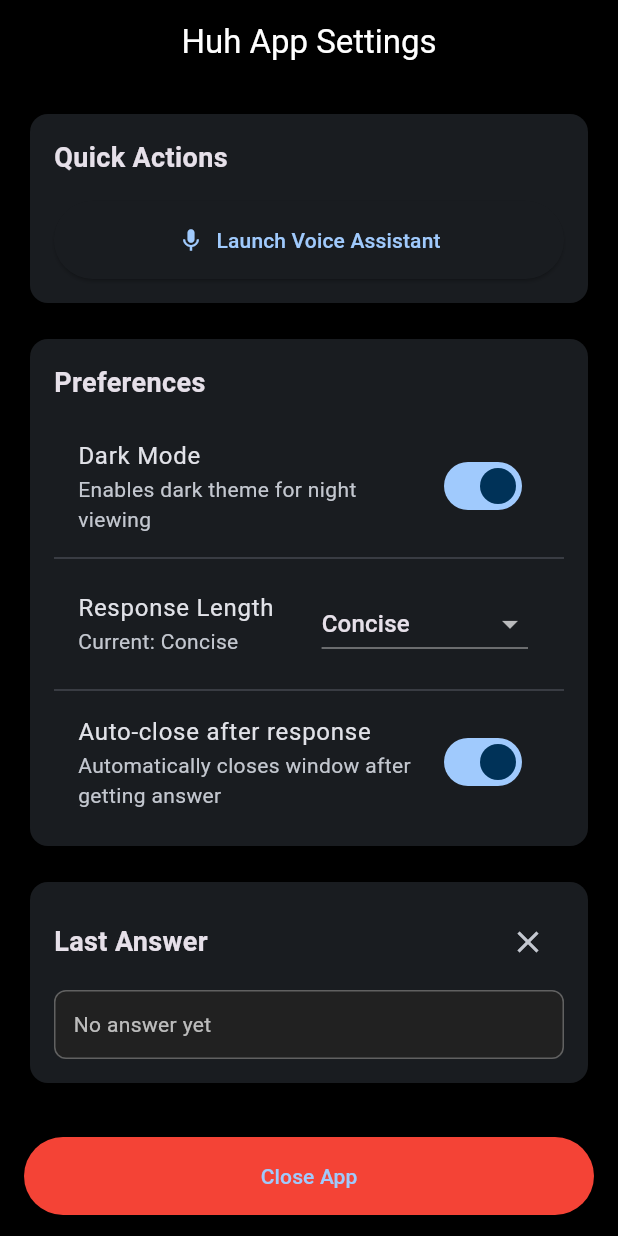
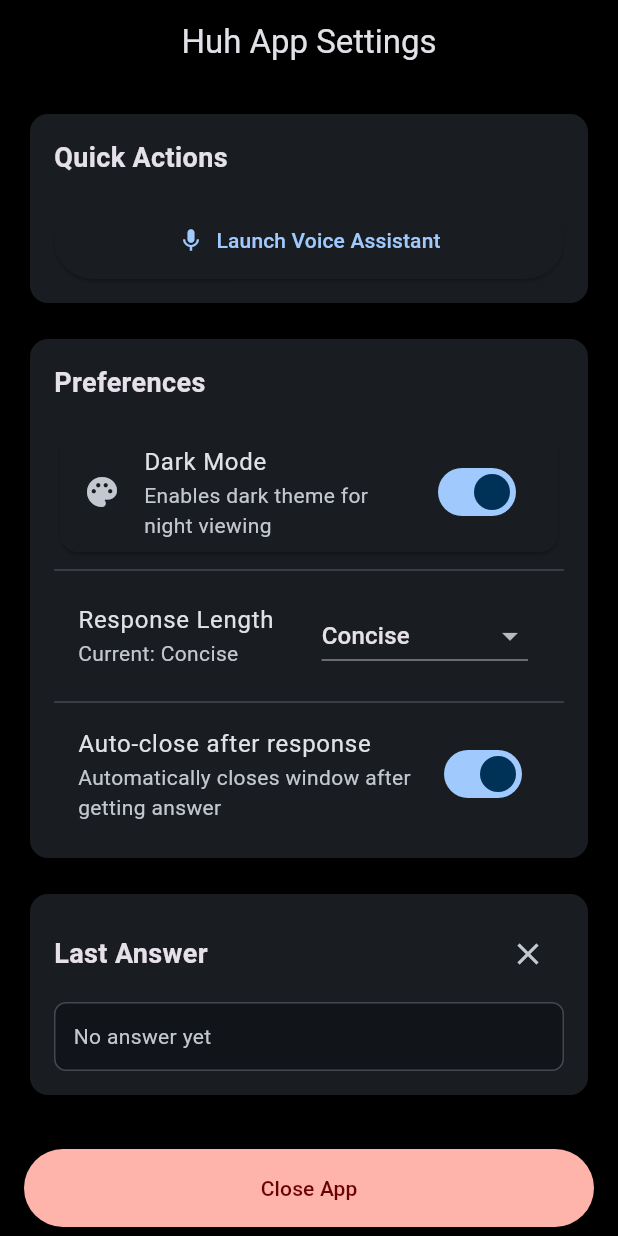
Before and after one commit to aeolis-dev/huh-app, a Flutter app: the screen it shows after launch, on a phone screen of 412 x 824 dp. Run offline on Flutter 3.47's test engine with Material 3 defaults, Android fonts, the light colour scheme and no system bars; our stand-ins replace flutter_riverpod, riverpod_annotation, shared_preferences, speech_to_text; missing offline and left inert: flutter_overlay_window; generated files the repository leaves out were written again.

Commit message:
Implemented dark/light mode toggle.

```diff
--- a/lib/main.dart
+++ b/lib/main.dart
@@ -1,9 +1,10 @@
 import 'package:flutter/material.dart';
 import 'package:flutter_riverpod/flutter_riverpod.dart';
 
-
 import 'presentation/screens/floating_window.dart';
 import 'presentation/screens/settings_screen.dart';
+import 'presentation/theme/app_theme.dart';
+import 'domain/providers/settings_provider.dart';
 
 /// Entry point for the main app - shows settings screen
 void main() {
@@ -27,43 +28,40 @@ void overlayMain() {
 }
 
 /// Main app that shows when the user wants to access settings
-class MainApp extends StatelessWidget {
+class MainApp extends ConsumerWidget {
   const MainApp({super.key});
 
   @override
-  Widget build(BuildContext context) {
+  Widget build(BuildContext context, WidgetRef ref) {
+    // Watches the settings provider to react to theme changes
+    final isDarkMode = ref.watch(appSettingsProvider.select((s) => s.isDarkMode));
+
     return MaterialApp(
       title: 'Huh App Settings',
-      theme: ThemeData.dark(
-        useMaterial3: true,
-      ).copyWith(
-        // Modern dark theme for night viewing
-        colorScheme: ColorScheme.fromSeed(
-          seedColor: Colors.blue,
-          brightness: Brightness.dark,
-        ),
-        scaffoldBackgroundColor: Colors.black,
-        appBarTheme: const AppBarTheme(
-          backgroundColor: Colors.black,
-          foregroundColor: Colors.white,
-        ),
-      ),
+      // Dynamically switches between light and dark theme
+      theme: AppTheme.lightTheme,
+      darkTheme: AppTheme.darkTheme,
+      themeMode: isDarkMode ? ThemeMode.dark : ThemeMode.light,
       home: const SettingsScreen(),
     );
   }
 }
 
 /// Floating window app that shows the voice interface
-class FloatingWindowApp extends StatelessWidget {
+class FloatingWindowApp extends ConsumerWidget {
   const FloatingWindowApp({super.key});
 
   @override
-  Widget build(BuildContext context) {
+  Widget build(BuildContext context, WidgetRef ref) {
+    // Watches the settings provider to ensure consistent theming
+    final isDarkMode = ref.watch(appSettingsProvider.select((s) => s.isDarkMode));
+
     return MaterialApp(
       title: 'Huh Voice Assistant',
-      theme: ThemeData.dark(
-        useMaterial3: true,
-      ),
+      // Dynamically switches between light and dark theme
+      theme: AppTheme.lightTheme,
+      darkTheme: AppTheme.darkTheme,
+      themeMode: isDarkMode ? ThemeMode.dark : ThemeMode.light,
       home: const FloatingWindow(),
       debugShowCheckedModeBanner: false,
     );
--- a/lib/presentation/screens/settings_screen.dart
+++ b/lib/presentation/screens/settings_screen.dart
@@ -47,8 +47,6 @@ class SettingsScreen extends ConsumerWidget {
 
   @override
   Widget build(BuildContext context, WidgetRef ref) {
-    // TODO: Implement dynamic theme switching here based on appSettingsProvider.isDarkMode
-    // The MaterialApp in main.dart needs to react to this setting.
     final settings = ref.watch(appSettingsProvider);
     final answer = ref.watch(answerProvider);
 
@@ -111,14 +109,17 @@ class SettingsScreen extends ConsumerWidget {
                     ),
                     const SizedBox(height: 16),
 
-                    // Dark mode toggle
-                    SwitchListTile(
+                    // Theme settings
+                    Card(
+                      child: SwitchListTile(
                         title: const Text('Dark Mode'),
                         subtitle: const Text('Enables dark theme for night viewing'),
                         value: settings.isDarkMode,
+                        secondary: const Icon(Icons.palette),
                         onChanged: (value) {
                           ref.read(appSettingsProvider.notifier).toggleDarkMode();
                         },
+                      ),
                     ),
 
                     const Divider(),
@@ -193,15 +194,15 @@ class SettingsScreen extends ConsumerWidget {
                       width: double.infinity,
                       padding: const EdgeInsets.all(12),
                       decoration: BoxDecoration(
-                        color: Colors.grey[900],
+                        color: Theme.of(context).colorScheme.surface,
                         borderRadius: BorderRadius.circular(8),
-                        border: Border.all(color: Colors.grey[700]!),
+                        border: Border.all(color: Theme.of(context).colorScheme.outlineVariant),
                       ),
                       child: Text(
                         answer,
-                        style: const TextStyle(
+                        style: TextStyle(
                           fontSize: 14,
-                          color: Colors.white70,
+                          color: Theme.of(context).colorScheme.onSurfaceVariant,
                         ),
                       ),
                     ),
@@ -220,7 +221,8 @@ class SettingsScreen extends ConsumerWidget {
                   exit(0);
                 },
                 style: ElevatedButton.styleFrom(
-                  backgroundColor: Colors.red,
+                  backgroundColor: Theme.of(context).colorScheme.error,
+                  foregroundColor: Theme.of(context).colorScheme.onError,
                   padding: const EdgeInsets.symmetric(vertical: 16),
                 ),
                 child: const Text('Close App'),
--- /dev/null
+++ b/lib/presentation/theme/app_theme.dart
@@ -0,0 +1,39 @@
+import 'package:flutter/material.dart';
+
+class AppTheme {
+  // Private constructor to prevent instantiation
+  AppTheme._();
+
+  static final ColorScheme _lightColorScheme = ColorScheme.fromSeed(
+    seedColor: Colors.blue,
+    brightness: Brightness.light,
+  );
+
+  static final ColorScheme _darkColorScheme = ColorScheme.fromSeed(
+    seedColor: Colors.blue,
+    brightness: Brightness.dark,
+    background: Colors.black,
+  );
+
+  static final ThemeData lightTheme = ThemeData.light(
+    useMaterial3: true,
+  ).copyWith(
+    colorScheme: _lightColorScheme,
+    scaffoldBackgroundColor: _lightColorScheme.background,
+    appBarTheme: AppBarTheme(
+      backgroundColor: _lightColorScheme.primaryContainer,
+      foregroundColor: _lightColorScheme.onPrimaryContainer,
+    ),
+  );
+
+  static final ThemeData darkTheme = ThemeData.dark(
+    useMaterial3: true,
+  ).copyWith(
+    colorScheme: _darkColorScheme,
+    scaffoldBackgroundColor: _darkColorScheme.background,
+    appBarTheme: AppBarTheme(
+      backgroundColor: _darkColorScheme.background,
+      foregroundColor: _darkColorScheme.onBackground,
+    ),
+  );
+}
```
Also changed, not shown: lib/presentation/screens/floating_window.dart (+11 -11 lines). Lines whose indentation alone changed are shown as unchanged.
